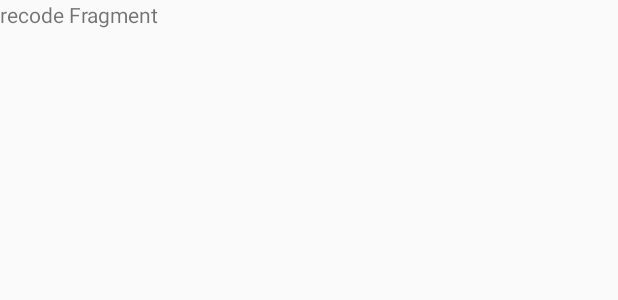
After one commit to Sophia2730/TravelStory, an Android app: the layout fragment_recode.xml on its own in the app's theme, with its tools: preview values and no code run, on a phone screen of 412 x 824 dp. The commit adds this screen. Shown: the top 300 px of the screen. Run offline under Robolectric (Android 15) with nearby library versions, the phone set to English and light mode, and no system bars.

```diff
--- a/app/build.gradle
+++ b/app/build.gradle
@@ -29,5 +29,6 @@ dependencies {
     compile 'com.android.support.constraint:constraint-layout:1.0.2'
     compile 'com.android.support:design:25.2.0'
     compile 'com.android.support:support-vector-drawable:25.2.0'
+    compile 'com.android.support:support-v4:25.2.0'
     testCompile 'junit:junit:4.12'
 }
--- a/app/src/main/AndroidManifest.xml
+++ b/app/src/main/AndroidManifest.xml
@@ -27,8 +27,8 @@
             android:label="@string/title_activity_calender_add"
             android:theme="@style/AppTheme.NoActionBar" />
         <activity
-            android:name=".DetailActivity"
-            android:label="@string/title_activity_detail"></activity>
+            android:name=".Detail.DetailActivity"
+            android:label="@string/title_activity_detail" />
     </application>
 
 </manifest>
--- a/app/src/main/java/com/example/sophia/travelstory/MainActivity.java
+++ b/app/src/main/java/com/example/sophia/travelstory/MainActivity.java
@@ -12,6 +12,8 @@ import android.widget.BaseAdapter;
 import android.widget.Button;
 import android.widget.ListView;
 import android.widget.Toast;
+
+import com.example.sophia.travelstory.Detail.DetailActivity;
 
 import java.util.ArrayList;
 
--- /dev/null
+++ b/app/src/main/res/layout/fragment_recode.xml
@@ -0,0 +1,13 @@
+<FrameLayout xmlns:android="http://schemas.android.com/apk/res/android"
+    xmlns:tools="http://schemas.android.com/tools"
+    android:layout_width="match_parent"
+    android:layout_height="match_parent"
+    tools:context="com.example.sophia.travelstory.Detail.RecodeFragment">
+
+    <!-- TODO: Update blank fragment layout -->
+    <TextView
+        android:layout_width="match_parent"
+        android:layout_height="match_parent"
+        android:text="recode Fragment" />
+
+</FrameLayout>
--- a/app/src/main/res/values/strings.xml
+++ b/app/src/main/res/values/strings.xml
@@ -5,4 +5,8 @@
     <string name="title_activity_detail">DetailActivity</string>
     <string name="title_recode">Recode</string>
     <string name="title_album">Album</string>
+    <string name="title_activity_recode">RecodeActivity</string>
+
+    <!-- TODO: Remove or change this placeholder text -->
+    <string name="hello_blank_fragment">Hello blank fragment</string>
 </resources>
```
Also changed, not shown: app/src/main/java/com/example/sophia/travelstory/Detail/AlbumFragment.java (added, +20 -0 lines), app/src/main/java/com/example/sophia/travelstory/Detail/DetailActivity.java (added, +50 -0 lines), app/src/main/java/com/example/sophia/travelstory/Detail/RecodeFragment.java (added, +20 -0 lines), app/src/main/java/com/example/sophia/travelstory/DetailActivity.java (deleted, +0 -42 lines), app/src/main/res/layout/activity_detail.xml (+3 -14 lines), app/src/main/res/layout/fragment_album.xml (added, +13 -0 lines).
